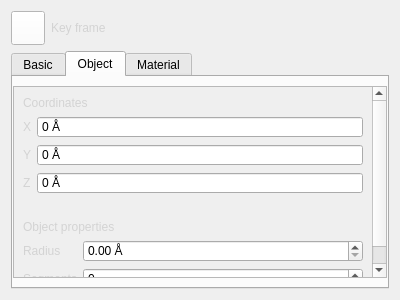
Michalaq/ChromosomeVisualizer, file QChromosome/keyframe.ui: the form before one commit.
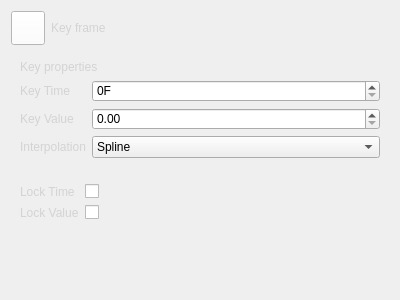
The form after the commit. The open tabs and pages were chosen to show the change. Icons and pictures are not drawn. Custom widgets are drawn as their Qt base class.

Commit message: Changed keyframe widget

What changed in the file:
```diff
--- a/QChromosome/keyframe.ui
+++ b/QChromosome/keyframe.ui
@@ -46,7 +46,7 @@
         <string notr="true">background: white;</string>
        </property>
        <property name="icon">
-        <iconset>
+        <iconset resource="icons.qrc">
          <normaloff>:/dialogs/keyframe</normaloff>:/dialogs/keyframe</iconset>
        </property>
       </widget>
@@ -67,522 +67,140 @@
     </layout>
    </item>
    <item>
-    <widget class="QTabWidget" name="tabWidget">
-     <widget class="QWidget" name="tab">
-      <attribute name="title">
-       <string>Basic</string>
-      </attribute>
-      <layout class="QGridLayout" name="gridLayout_2">
-       <property name="leftMargin">
-        <number>0</number>
+    <layout class="QVBoxLayout" name="verticalLayout_5">
+     <property name="leftMargin">
+      <number>9</number>
+     </property>
+     <property name="topMargin">
+      <number>9</number>
+     </property>
+     <property name="rightMargin">
+      <number>9</number>
+     </property>
+     <property name="bottomMargin">
+      <number>9</number>
+     </property>
+     <item>
+      <widget class="QLabel" name="label_5">
+       <property name="text">
+        <string>Key properties</string>
        </property>
-       <property name="rightMargin">
-        <number>0</number>
+       <property name="class" stdset="0">
+        <string>section</string>
        </property>
+      </widget>
+     </item>
+     <item>
+      <layout class="QFormLayout" name="formLayout_2">
        <item row="0" column="0">
-        <widget class="QScrollArea" name="scrollArea">
-         <property name="widgetResizable">
-          <bool>true</bool>
+        <widget class="Label" name="label">
+         <property name="text">
+          <string>Key Time</string>
          </property>
-         <widget class="QWidget" name="scrollAreaWidgetContents">
-          <property name="geometry">
-           <rect>
-            <x>0</x>
-            <y>0</y>
-            <width>376</width>
-            <height>192</height>
-           </rect>
-          </property>
-          <layout class="QVBoxLayout" name="verticalLayout">
-           <item>
-            <widget class="QLabel" name="label_5">
-             <property name="text">
-              <string>Basic properties</string>
-             </property>
-             <property name="class" stdset="0">
-              <string>section</string>
-             </property>
-            </widget>
-           </item>
-           <item>
-            <layout class="QFormLayout" name="formLayout">
-             <item row="0" column="0">
-              <widget class="Label" name="label">
-               <property name="text">
-                <string>Name</string>
-               </property>
-              </widget>
-             </item>
-             <item row="0" column="1">
-              <widget class="LineEdit" name="lineEdit"/>
-             </item>
-             <item row="1" column="0">
-              <widget class="Label" name="label_2">
-               <property name="text">
-                <string>Label</string>
-               </property>
-              </widget>
-             </item>
-             <item row="1" column="1">
-              <widget class="LineEdit" name="lineEdit_2"/>
-             </item>
-             <item row="2" column="0">
-              <widget class="Label" name="label_3">
-               <property name="text">
-                <string>Visible in editor</string>
-               </property>
-              </widget>
-             </item>
-             <item row="2" column="1">
-              <widget class="ComboBox" name="comboBox">
-               <item>
-                <property name="text">
-                 <string>Default</string>
-                </property>
-               </item>
-               <item>
-                <property name="text">
-                 <string>On</string>
-                </property>
-               </item>
-               <item>
-                <property name="text">
-                 <string>Off</string>
-                </property>
-               </item>
-              </widget>
-             </item>
-             <item row="3" column="0">
-              <widget class="Label" name="label_4">
-               <property name="text">
-                <string>Visible in renderer</string>
-               </property>
-              </widget>
-             </item>
-             <item row="3" column="1">
-              <widget class="ComboBox" name="comboBox_2">
-               <item>
-                <property name="text">
-                 <string>Default</string>
-                </property>
-               </item>
-               <item>
-                <property name="text">
-                 <string>On</string>
-                </property>
-               </item>
-               <item>
-                <property name="text">
-                 <string>Off</string>
-                </property>
-               </item>
-              </widget>
-             </item>
-            </layout>
-           </item>
-           <item>
-            <spacer name="verticalSpacer">
-             <property name="orientation">
-              <enum>Qt::Vertical</enum>
-             </property>
-             <property name="sizeHint" stdset="0">
-              <size>
-               <width>20</width>
-               <height>40</height>
-              </size>
-             </property>
-            </spacer>
-           </item>
-          </layout>
-          <zorder>label_5</zorder>
-          <zorder>verticalSpacer</zorder>
-         </widget>
         </widget>
        </item>
-      </layout>
-     </widget>
-     <widget class="QWidget" name="tab_2">
-      <attribute name="title">
-       <string>Object</string>
-      </attribute>
-      <layout class="QGridLayout" name="gridLayout_3">
-       <property name="leftMargin">
-        <number>0</number>
-       </property>
-       <property name="rightMargin">
-        <number>0</number>
-       </property>
-       <item row="0" column="0">
-        <widget class="QScrollArea" name="scrollArea_2">
-         <property name="widgetResizable">
-          <bool>true</bool>
+       <item row="1" column="0">
+        <widget class="Label" name="label_2">
+         <property name="text">
+          <string>Key Value</string>
          </property>
-         <widget class="QWidget" name="scrollAreaWidgetContents_2">
-          <property name="geometry">
-           <rect>
-            <x>0</x>
-            <y>0</y>
-            <width>362</width>
-            <height>228</height>
-           </rect>
+        </widget>
+       </item>
+       <item row="2" column="0">
+        <widget class="Label" name="label_3">
+         <property name="text">
+          <string>Interpolation</string>
+         </property>
+        </widget>
+       </item>
+       <item row="0" column="1">
+        <widget class="SpinBox" name="spinBox">
+         <property name="suffix">
+          <string>F</string>
+         </property>
+         <property name="maximum">
+          <number>300000</number>
+         </property>
+        </widget>
+       </item>
+       <item row="1" column="1">
+        <widget class="DoubleSpinBox" name="doubleSpinBox"/>
+       </item>
+       <item row="2" column="1">
+        <widget class="ComboBox" name="comboBox">
+         <item>
+          <property name="text">
+           <string>Spline</string>
           </property>
-          <layout class="QVBoxLayout" name="verticalLayout_2">
-           <item>
-            <widget class="QLabel" name="label_6">
-             <property name="text">
-              <string>Coordinates</string>
-             </property>
-             <property name="class" stdset="0">
-              <string>section</string>
-             </property>
-            </widget>
-           </item>
-           <item>
-            <layout class="QFormLayout" name="formLayout_2">
-             <item row="0" column="0">
-              <widget class="QLabel" name="label_7">
-               <property name="text">
-                <string>X</string>
-               </property>
-               <property name="class" stdset="0">
-                <string>label</string>
-               </property>
-              </widget>
-             </item>
-             <item row="1" column="0">
-              <widget class="QLabel" name="label_8">
-               <property name="text">
-                <string>Y</string>
-               </property>
-               <property name="class" stdset="0">
-                <string>label</string>
-               </property>
-              </widget>
-             </item>
-             <item row="2" column="0">
-              <widget class="QLabel" name="label_9">
-               <property name="text">
-                <string>Z</string>
-               </property>
-               <property name="class" stdset="0">
-                <string>label</string>
-               </property>
-              </widget>
-             </item>
-             <item row="2" column="1">
-              <widget class="SpinBox" name="spinBox_3">
-               <property name="readOnly">
-                <bool>true</bool>
-               </property>
-               <property name="buttonSymbols">
-                <enum>QAbstractSpinBox::NoButtons</enum>
-               </property>
-               <property name="suffix">
-                <string> Å</string>
-               </property>
-               <property name="minimum">
-                <number>-32767</number>
-               </property>
-               <property name="maximum">
-                <number>32767</number>
-               </property>
-              </widget>
-             </item>
-             <item row="1" column="1">
-              <widget class="SpinBox" name="spinBox_2">
-               <property name="readOnly">
-                <bool>true</bool>
-               </property>
-               <property name="buttonSymbols">
-                <enum>QAbstractSpinBox::NoButtons</enum>
-               </property>
-               <property name="suffix">
-                <string> Å</string>
-               </property>
-               <property name="minimum">
-                <number>-32767</number>
-               </property>
-               <property name="maximum">
-                <number>32767</number>
-               </property>
-              </widget>
-             </item>
-             <item row="0" column="1">
-              <widget class="SpinBox" name="spinBox">
-               <property name="readOnly">
-                <bool>true</bool>
-               </property>
-               <property name="buttonSymbols">
-                <enum>QAbstractSpinBox::NoButtons</enum>
-               </property>
-               <property name="suffix">
-                <string> Å</string>
-               </property>
-               <property name="minimum">
-                <number>-32767</number>
-               </property>
-              </widget>
-             </item>
-            </layout>
-           </item>
-           <item>
-            <spacer name="verticalSpacer_3">
-             <property name="orientation">
-              <enum>Qt::Vertical</enum>
-             </property>
-             <property name="sizeType">
-              <enum>QSizePolicy::Fixed</enum>
-             </property>
-             <property name="sizeHint" stdset="0">
-              <size>
-               <width>20</width>
-               <height>20</height>
-              </size>
-             </property>
-            </spacer>
-           </item>
-           <item>
-            <widget class="QLabel" name="label_10">
-             <property name="text">
-              <string>Object properties</string>
-             </property>
-             <property name="class" stdset="0">
-              <string>section</string>
-             </property>
-            </widget>
-           </item>
-           <item>
-            <layout class="QFormLayout" name="formLayout_3">
-             <item row="0" column="0">
-              <widget class="Label" name="label_11">
-               <property name="text">
-                <string>Radius</string>
-               </property>
-              </widget>
-             </item>
-             <item row="1" column="0">
-              <widget class="Label" name="label_12">
-               <property name="text">
-                <string>Segments</string>
-               </property>
-              </widget>
-             </item>
-             <item row="1" column="1">
-              <widget class="SpinBox" name="spinBox_4"/>
-             </item>
-             <item row="0" column="1">
-              <widget class="DoubleSpinBox" name="doubleSpinBox">
-               <property name="accelerated">
-                <bool>true</bool>
-               </property>
-               <property name="suffix">
-                <string> Å</string>
-               </property>
-               <property name="singleStep">
-                <double>0.010000000000000</double>
-               </property>
-              </widget>
-             </item>
-            </layout>
-           </item>
-           <item>
-            <spacer name="verticalSpacer_2">
-             <property name="orientation">
-              <enum>Qt::Vertical</enum>
-             </property>
-             <property name="sizeHint" stdset="0">
-              <size>
-               <width>20</width>
-               <height>40</height>
-              </size>
-             </property>
-            </spacer>
-           </item>
-          </layout>
-         </widget>
+         </item>
+         <item>
+          <property name="text">
+           <string>Linear</string>
+          </property>
+         </item>
+         <item>
+          <property name="text">
+           <string>Step</string>
+          </property>
+         </item>
         </widget>
        </item>
       </layout>
-     </widget>
-     <widget class="QWidget" name="tab_3">
-      <attribute name="title">
-       <string>Material</string>
-      </attribute>
-      <layout class="QGridLayout" name="gridLayout">
-       <property name="leftMargin">
-        <number>0</number>
+     </item>
+     <item>
+      <spacer name="verticalSpacer_2">
+       <property name="orientation">
+        <enum>Qt::Vertical</enum>
        </property>
-       <property name="rightMargin">
-        <number>0</number>
+       <property name="sizeType">
+        <enum>QSizePolicy::Fixed</enum>
        </property>
+       <property name="sizeHint" stdset="0">
+        <size>
+         <width>20</width>
+         <height>20</height>
+        </size>
+       </property>
+      </spacer>
+     </item>
+     <item>
+      <layout class="QFormLayout" name="formLayout">
        <item row="0" column="0">
-        <widget class="QScrollArea" name="scrollArea_3">
-         <property name="widgetResizable">
-          <bool>true</bool>
+        <widget class="Label" name="label_4">
+         <property name="text">
+          <string>Lock Time</string>
          </property>
-         <widget class="QWidget" name="scrollAreaWidgetContents_3">
-          <property name="geometry">
-           <rect>
-            <x>0</x>
-            <y>0</y>
-            <width>362</width>
-            <height>220</height>
-           </rect>
-          </property>
-          <layout class="QVBoxLayout" name="verticalLayout_4">
-           <item>
-            <widget class="QLabel" name="label_13">
-             <property name="text">
-              <string>Color</string>
-             </property>
-             <property name="class" stdset="0">
-              <string>section</string>
-             </property>
-            </widget>
-           </item>
-           <item>
-            <layout class="QFormLayout" name="formLayout_4">
-             <item row="0" column="0">
-              <widget class="Label" name="label_15">
-               <property name="text">
-                <string>Color</string>
-               </property>
-              </widget>
-             </item>
-             <item row="1" column="0">
-              <widget class="Label" name="label_16">
-               <property name="text">
-                <string>Transparency</string>
-               </property>
-              </widget>
-             </item>
-             <item row="1" column="1">
-              <widget class="DoubleSpinBox" name="doubleSpinBox_2">
-               <property name="accelerated">
-                <bool>true</bool>
-               </property>
-               <property name="suffix">
-                <string>%</string>
-               </property>
-               <property name="maximum">
-                <double>100.000000000000000</double>
-               </property>
-               <property name="singleStep">
-                <double>0.010000000000000</double>
-               </property>
-              </widget>
-             </item>
-             <item row="0" column="1">
-              <widget class="Picker" name="widget" native="true">
-               <property name="sizePolicy">
-                <sizepolicy hsizetype="Minimum" vsizetype="Fixed">
-                 <horstretch>0</horstretch>
-                 <verstretch>0</verstretch>
-                </sizepolicy>
-               </property>
-               <property name="minimumSize">
-                <size>
-                 <width>0</width>
-                 <height>32</height>
-                </size>
-               </property>
-              </widget>
-             </item>
-            </layout>
-           </item>
-           <item>
-            <spacer name="verticalSpacer_4">
-             <property name="orientation">
-              <enum>Qt::Vertical</enum>
-             </property>
-             <property name="sizeType">
-              <enum>QSizePolicy::Fixed</enum>
-             </property>
-             <property name="sizeHint" stdset="0">
-              <size>
-               <width>20</width>
-               <height>20</height>
-              </size>
-             </property>
-            </spacer>
-           </item>
-           <item>
-            <widget class="QLabel" name="label_17">
-             <property name="text">
-              <string>Specular</string>
-             </property>
-             <property name="class" stdset="0">
-              <string>section</string>
-             </property>
-            </widget>
-           </item>
-           <item>
-            <layout class="QFormLayout" name="formLayout_5">
-             <item row="0" column="0">
-              <widget class="Label" name="label_18">
-               <property name="text">
-                <string>Shininess exponent</string>
-               </property>
-              </widget>
-             </item>
-             <item row="1" column="0">
-              <widget class="Label" name="label_19">
-               <property name="text">
-                <string>Specular color</string>
-               </property>
-              </widget>
-             </item>
-             <item row="0" column="1">
-              <widget class="DoubleSpinBox" name="doubleSpinBox_3">
-               <property name="accelerated">
-                <bool>true</bool>
-               </property>
-               <property name="minimum">
-                <double>1.000000000000000</double>
-               </property>
-               <property name="maximum">
-                <double>100.000000000000000</double>
-               </property>
-              </widget>
-             </item>
-             <item row="1" column="1">
-              <widget class="Picker" name="widget_2" native="true">
-               <property name="sizePolicy">
-                <sizepolicy hsizetype="Minimum" vsizetype="Fixed">
-                 <horstretch>0</horstretch>
-                 <verstretch>0</verstretch>
-                </sizepolicy>
-               </property>
-               <property name="minimumSize">
-                <size>
-                 <width>0</width>
-                 <height>32</height>
-                </size>
-               </property>
-              </widget>
-             </item>
-            </layout>
-           </item>
-           <item>
-            <spacer name="verticalSpacer_5">
-             <property name="orientation">
-              <enum>Qt::Vertical</enum>
-             </property>
-             <property name="sizeHint" stdset="0">
-              <size>
-               <width>20</width>
-               <height>40</height>
-              </size>
-             </property>
-            </spacer>
-           </item>
-          </layout>
-         </widget>
         </widget>
        </item>
+       <item row="1" column="0">
+        <widget class="Label" name="label_6">
+         <property name="text">
+          <string>Lock Value</string>
+         </property>
+        </widget>
+       </item>
+       <item row="0" column="1">
+        <widget class="QCheckBox" name="checkBox"/>
+       </item>
+       <item row="1" column="1">
+        <widget class="QCheckBox" name="checkBox_2"/>
+       </item>
       </layout>
-     </widget>
-    </widget>
+     </item>
+     <item>
+      <spacer name="verticalSpacer">
+       <property name="orientation">
+        <enum>Qt::Vertical</enum>
+       </property>
+       <property name="sizeHint" stdset="0">
+        <size>
+         <width>20</width>
+         <height>40</height>
+        </size>
+       </property>
+      </spacer>
+     </item>
+    </layout>
    </item>
   </layout>
  </widget>
@@ -597,17 +215,6 @@
    <extends>QSpinBox</extends>
    <header>spinbox.h</header>
   </customwidget>
-  <customwidget>
-   <class>LineEdit</class>
-   <extends>QLineEdit</extends>
-   <header>lineedit.h</header>
-  </customwidget>
-  <customwidget>
-   <class>Picker</class>
-   <extends>QWidget</extends>
-   <header>picker.h</header>
-   <container>1</container>
-  </customwidget>
   <customwidget>
    <class>DoubleSpinBox</class>
    <extends>QDoubleSpinBox</extends>
```
Left out of the diff: 4 changed lines with no effect on the pictures.
